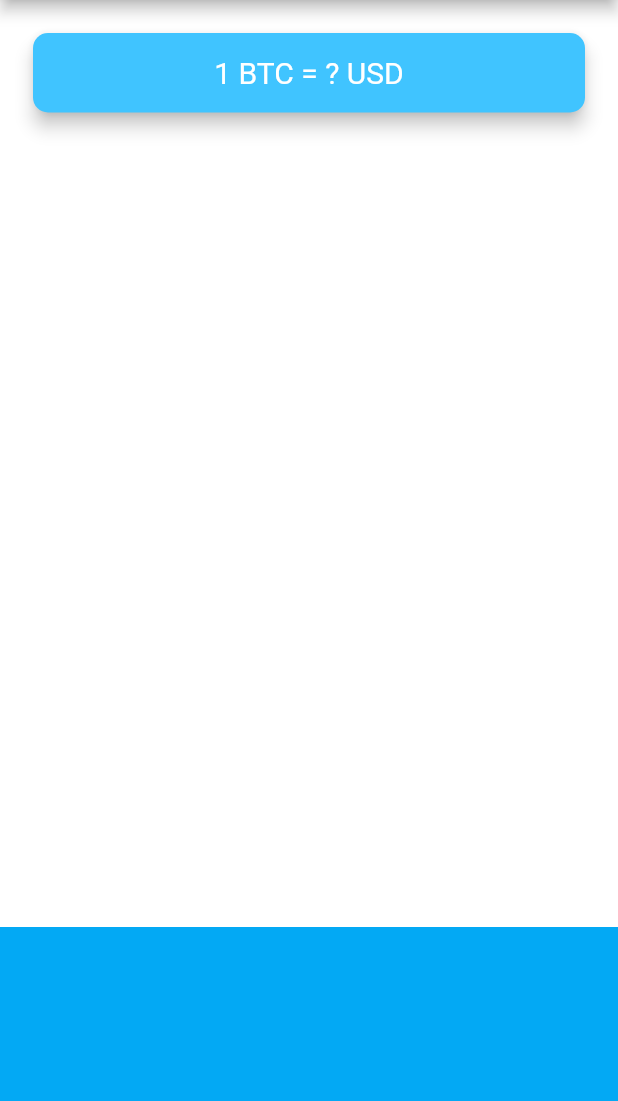
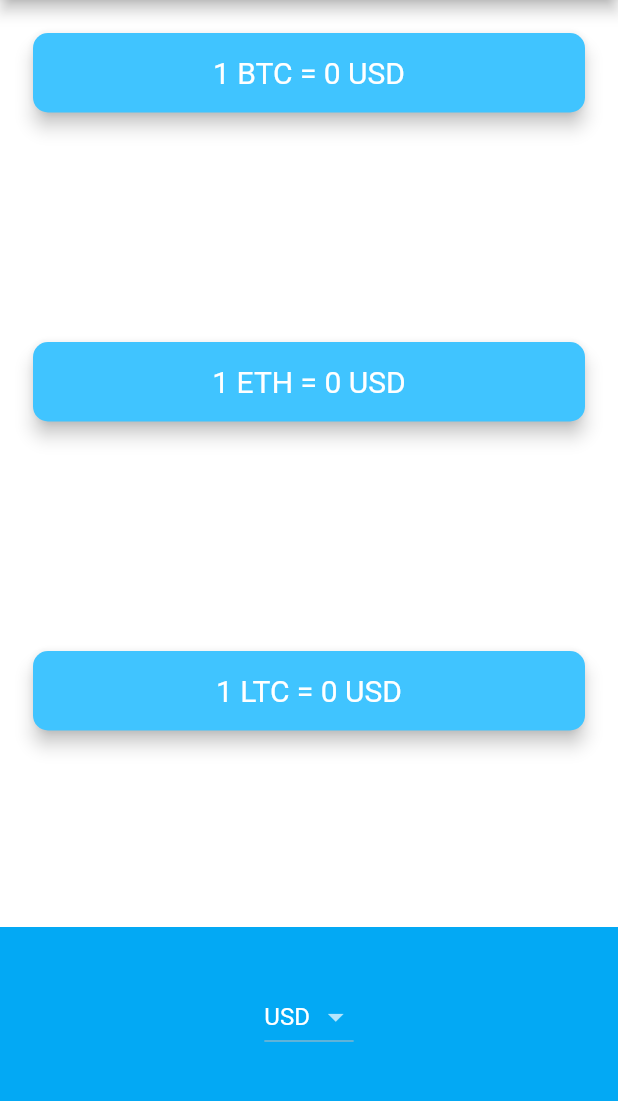
Before and after one commit to YogeshSinghNegi/Flutter-BitcoinTicker, a Flutter app: the screen it shows after launch, on a phone screen of 412 x 824 dp, the part 84-1185 px from its top. Run offline on Flutter 3.47's test engine with Material 2 defaults, Android fonts, the phone set to English and light mode, and no system bars; network calls fail.

Commit message:
Final Code.

```diff
--- a/flutter_bitcoin_ticker/lib/main.dart
+++ b/flutter_bitcoin_ticker/lib/main.dart
@@ -1,5 +1,5 @@
 import 'package:flutter/material.dart';
-import 'price_screen.dart';
+import 'screens/price_screen.dart';
 
 void main() => runApp(MyApp());
 
--- a/flutter_bitcoin_ticker/lib/price_screen.dart
+++ /dev/null
@@ -1,51 +0,0 @@
-import 'package:flutter/material.dart';
-
-class PriceScreen extends StatefulWidget {
-  @override
-  _PriceScreenState createState() => _PriceScreenState();
-}
-
-class _PriceScreenState extends State<PriceScreen> {
-  @override
-  Widget build(BuildContext context) {
-    return Scaffold(
-      appBar: AppBar(
-        title: Text('🤑 Coin Ticker'),
-      ),
-      body: Column(
-        mainAxisAlignment: MainAxisAlignment.spaceBetween,
-        crossAxisAlignment: CrossAxisAlignment.stretch,
-        children: <Widget>[
-          Padding(
-            padding: EdgeInsets.fromLTRB(18.0, 18.0, 18.0, 0),
-            child: Card(
-              color: Colors.lightBlueAccent,
-              elevation: 5.0,
-              shape: RoundedRectangleBorder(
-                borderRadius: BorderRadius.circular(10.0),
-              ),
-              child: Padding(
-                padding: EdgeInsets.symmetric(vertical: 15.0, horizontal: 28.0),
-                child: Text(
-                  '1 BTC = ? USD',
-                  textAlign: TextAlign.center,
-                  style: TextStyle(
-                    fontSize: 20.0,
-                    color: Colors.white,
-                  ),
-                ),
-              ),
-            ),
-          ),
-          Container(
-            height: 150.0,
-            alignment: Alignment.center,
-            padding: EdgeInsets.only(bottom: 30.0),
-            color: Colors.lightBlue,
-            child: null,
-          ),
-        ],
-      ),
-    );
-  }
-}
--- /dev/null
+++ b/flutter_bitcoin_ticker/lib/screens/price_screen.dart
@@ -0,0 +1,175 @@
+import 'package:flutter/cupertino.dart';
+import 'package:flutter/material.dart';
+import '../utilities/coin_data.dart';
+import 'package:flutterbitcointicker/utilities/constants.dart';
+import 'dart:io' show Platform;
+
+class PriceScreen extends StatefulWidget {
+  @override
+  _PriceScreenState createState() => _PriceScreenState();
+}
+
+class _PriceScreenState extends State<PriceScreen> {
+  String selectedCurrency = 'USD';
+  int rateBTC = 0;
+  int rateETH = 0;
+  int rateLTC = 0;
+
+  DropdownButton<String> getDropdownButton() {
+    List<DropdownMenuItem<String>> dropdownMenuItems = [];
+    for (String currency in currenciesList) {
+      var newItem = DropdownMenuItem(
+        child: Text(currency),
+        value: currency,
+      );
+      dropdownMenuItems.add(newItem);
+    }
+
+    return DropdownButton<String>(
+      value: selectedCurrency,
+      items: dropdownMenuItems,
+      onChanged: (value) {
+        setState(() {
+          selectedCurrency = value;
+          updateUI();
+        });
+      },
+    );
+  }
+
+  CupertinoPicker getIosPicker() {
+    List<Text> pickerItems = [];
+    for (String currency in currenciesList) {
+      pickerItems.add(Text(currency));
+    }
+
+    return CupertinoPicker(
+      backgroundColor: Colors.lightBlue,
+      itemExtent: 32.0,
+      onSelectedItemChanged: (selectedIndex) {
+        selectedCurrency = currenciesList[selectedIndex];
+        updateUI();
+      },
+      children: pickerItems,
+    );
+  }
+
+  Widget getPicker() {
+    if (Platform.isIOS) {
+      return getIosPicker();
+    } else if (Platform.isAndroid) {
+      return getDropdownButton();
+    }
+    return null;
+  }
+
+  @override
+  void initState() {
+    // TODO: implement initState
+    super.initState();
+    updateUI();
+  }
+
+  void updateUI() async {
+    CoinData coinDataOBJ = CoinData(currency: selectedCurrency);
+    var coinBTCData = await coinDataOBJ.getBTCData();
+    print('BTC data ======== $coinBTCData');
+    var coinLTCData = await coinDataOBJ.getLTCData();
+    print('LTC data ======== $coinLTCData');
+    var coinETHData = await coinDataOBJ.getETHData();
+    print('ETH data ======== $coinETHData');
+    setState(() {
+      double tempBTCRate = coinBTCData['rate'];
+      rateBTC = tempBTCRate.toInt();
+      double tempLTCRate = coinLTCData['rate'];
+      rateLTC = tempLTCRate.toInt();
+      double tempETHRate = coinETHData['rate'];
+      rateETH = tempETHRate.toInt();
+    });
+  }
+
+  @override
+  Widget build(BuildContext context) {
+    return Scaffold(
+      appBar: AppBar(
+        title: Text('🤑 Coin Ticker'),
+      ),
+      body: Column(
+        mainAxisAlignment: MainAxisAlignment.spaceBetween,
+        crossAxisAlignment: CrossAxisAlignment.stretch,
+        children: <Widget>[
+          Padding(
+            padding: EdgeInsets.fromLTRB(18.0, 18.0, 18.0, 0),
+            child: Card(
+              color: Colors.lightBlueAccent,
+              elevation: 5.0,
+              shape: RoundedRectangleBorder(
+                borderRadius: BorderRadius.circular(10.0),
+              ),
+              child: Padding(
+                padding: EdgeInsets.symmetric(vertical: 15.0, horizontal: 28.0),
+                child: Text(
+                  '1 BTC = $rateBTC $selectedCurrency',
+                  textAlign: TextAlign.center,
+                  style: TextStyle(
+                    fontSize: 20.0,
+                    color: Colors.white,
+                  ),
+                ),
+              ),
+            ),
+          ),
+          Padding(
+            padding: EdgeInsets.fromLTRB(18.0, 18.0, 18.0, 0),
+            child: Card(
+              color: Colors.lightBlueAccent,
+              elevation: 5.0,
+              shape: RoundedRectangleBorder(
+                borderRadius: BorderRadius.circular(10.0),
+              ),
+              child: Padding(
+                padding: EdgeInsets.symmetric(vertical: 15.0, horizontal: 28.0),
+                child: Text(
+                  '1 ETH = $rateETH $selectedCurrency',
+                  textAlign: TextAlign.center,
+                  style: TextStyle(
+                    fontSize: 20.0,
+                    color: Colors.white,
+                  ),
+                ),
+              ),
+            ),
+          ),
+          Padding(
+            padding: EdgeInsets.fromLTRB(18.0, 18.0, 18.0, 0),
+            child: Card(
+              color: Colors.lightBlueAccent,
+              elevation: 5.0,
+              shape: RoundedRectangleBorder(
+                borderRadius: BorderRadius.circular(10.0),
+              ),
+              child: Padding(
+                padding: EdgeInsets.symmetric(vertical: 15.0, horizontal: 28.0),
+                child: Text(
+                  '1 LTC = $rateLTC $selectedCurrency',
+                  textAlign: TextAlign.center,
+                  style: TextStyle(
+                    fontSize: 20.0,
+                    color: Colors.white,
+                  ),
+                ),
+              ),
+            ),
+          ),
+          Container(
+            height: 150.0,
+            alignment: Alignment.center,
+            padding: EdgeInsets.only(bottom: 30.0),
+            color: Colors.lightBlue,
+            child: getPicker(),
+          ),
+        ],
+      ),
+    );
+  }
+}
--- /dev/null
+++ b/flutter_bitcoin_ticker/lib/services/networking.dart
@@ -0,0 +1,18 @@
+import 'dart:convert';
+import 'package:http/http.dart' as http;
+
+class NetworkHelper {
+  NetworkHelper({this.url});
+  final String url;
+
+  Future getData() async {
+    http.Response response = await http.get(url);
+
+    if (response.statusCode == 200) {
+      String data = response.body;
+      return jsonDecode(data);
+    } else {
+      print(response.statusCode);
+    }
+  }
+}
--- a/flutter_bitcoin_ticker/lib/coin_data.dart
+++ b/flutter_bitcoin_ticker/lib/utilities/constants.dart
@@ -28,4 +28,4 @@ const List<String> cryptoList = [
   'LTC',
 ];
 
-class CoinData {}
+const apiKey = '888AD94C-B6CF-4B56-AE2F-E314725A2123';
--- a/flutter_bitcoin_ticker/pubspec.yaml
+++ b/flutter_bitcoin_ticker/pubspec.yaml
@@ -23,6 +23,7 @@ dependencies:
   # The following adds the Cupertino Icons font to your application.
   # Use with the CupertinoIcons class for iOS style icons.
   cupertino_icons: ^0.1.2
+  http: ^0.12.0+4
 
 dev_dependencies:
   flutter_test:
```
Also changed, not shown: flutter_bitcoin_ticker/lib/utilities/coin_data.dart (added, +31 -0 lines), flutter_bitcoin_ticker/pubspec.lock.
